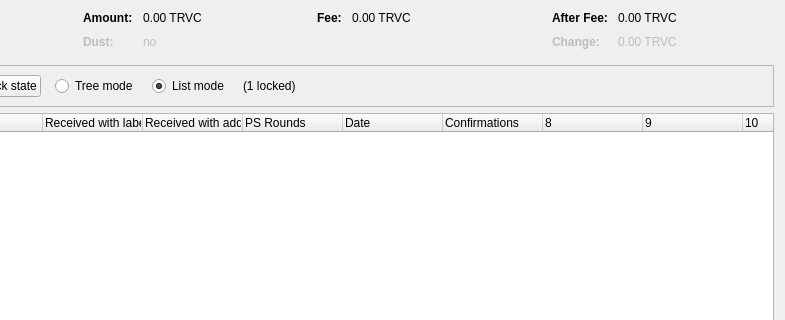
Before: the Qt Designer form src/qt/forms/coincontroldialog.ui in trivechain/trivechain-core, drawn with Qt 5; both pictures show x 169 to 954 and y 0 to 320 of the 954 by 500 pixel window.
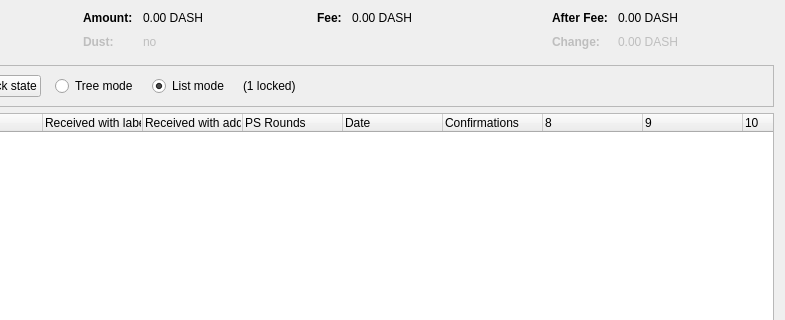
After: the same form once the commit is applied. Custom widgets are drawn as their Qt base class.

What changed in the file:
```diff
--- a/src/qt/forms/coincontroldialog.ui
+++ b/src/qt/forms/coincontroldialog.ui
@@ -132,7 +132,7 @@
           <enum>Qt::ActionsContextMenu</enum>
          </property>
          <property name="text">
-          <string notr="true">0.00 TRVC</string>
+          <string notr="true">0.00 DASH</string>
          </property>
          <property name="textInteractionFlags">
           <set>Qt::LinksAccessibleByMouse|Qt::TextSelectableByKeyboard|Qt::TextSelectableByMouse</set>
@@ -212,7 +212,7 @@
           <enum>Qt::ActionsContextMenu</enum>
          </property>
          <property name="text">
-          <string notr="true">0.00 TRVC</string>
+          <string notr="true">0.00 DASH</string>
          </property>
          <property name="textInteractionFlags">
           <set>Qt::LinksAccessibleByMouse|Qt::TextSelectableByKeyboard|Qt::TextSelectableByMouse</set>
@@ -257,7 +257,7 @@
           <enum>Qt::ActionsContextMenu</enum>
          </property>
          <property name="text">
-          <string notr="true">0.00 TRVC</string>
+          <string notr="true">0.00 DASH</string>
          </property>
          <property name="textInteractionFlags">
           <set>Qt::LinksAccessibleByMouse|Qt::TextSelectableByKeyboard|Qt::TextSelectableByMouse</set>
@@ -292,7 +292,7 @@
           <enum>Qt::ActionsContextMenu</enum>
          </property>
          <property name="text">
-          <string notr="true">0.00 TRVC</string>
+          <string notr="true">0.00 DASH</string>
          </property>
          <property name="textInteractionFlags">
           <set>Qt::LinksAccessibleByMouse|Qt::TextSelectableByKeyboard|Qt::TextSelectableByMouse</set>
```
